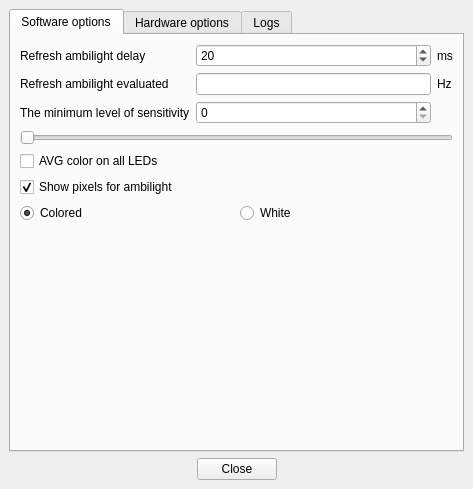
The window that Software/src/mainwindow.ui (Atarity/Lightpack) describes before a commit, drawn with Qt 5.
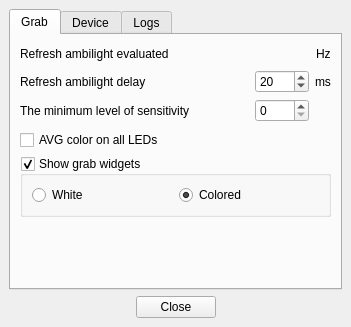
The same window after the commit. The open tabs and pages were chosen to show the change. Icons and pictures are not drawn.

Commit message: Software: added checkbox for "smooth change colors"; rename tabs; change dash in windows titles; remove minimize and maximize buttons; remove timer-divider; update translations;

The edit to the form file:
```diff
--- a/Software/src/mainwindow.ui
+++ b/Software/src/mainwindow.ui
@@ -7,12 +7,12 @@
    <rect>
     <x>0</x>
     <y>0</y>
-    <width>473</width>
-    <height>489</height>
+    <width>351</width>
+    <height>327</height>
    </rect>
   </property>
   <property name="windowTitle">
-   <string>Lightpack - Settings</string>
+   <string>Lightpack — Settings</string>
   </property>
   <property name="windowIcon">
    <iconset resource="../res/LightpackResources.qrc">
@@ -32,26 +32,118 @@
        <enum>QTabWidget::Rounded</enum>
       </property>
       <property name="currentIndex">
-       <number>0</number>
+       <number>1</number>
       </property>
       <widget class="QWidget" name="tabSoftwareOptions">
        <property name="enabled">
         <bool>true</bool>
        </property>
        <attribute name="title">
-        <string>Software options</string>
+        <string>Grab</string>
        </attribute>
        <layout class="QVBoxLayout" name="verticalLayout">
         <item>
-         <layout class="QGridLayout" name="gridLayout" rowstretch="0,0,0,0,0">
-          <item row="1" column="0">
+         <layout class="QHBoxLayout" name="horizontalLayout_7">
+          <item>
+           <widget class="QLabel" name="label_UpdateFrequencyTxt">
+            <property name="font">
+             <font>
+              <weight>50</weight>
+              <bold>false</bold>
+             </font>
+            </property>
+            <property name="text">
+             <string>Refresh ambilight evaluated</string>
+            </property>
+           </widget>
+          </item>
+          <item>
+           <spacer name="horizontalSpacer_5">
+            <property name="orientation">
+             <enum>Qt::Horizontal</enum>
+            </property>
+            <property name="sizeHint" stdset="0">
+             <size>
+              <width>40</width>
+              <height>20</height>
+             </size>
+            </property>
+           </spacer>
+          </item>
+          <item>
+           <widget class="QLabel" name="label_UpdateFrequencyEval">
+            <property name="text">
+             <string/>
+            </property>
+            <property name="textInteractionFlags">
+             <set>Qt::LinksAccessibleByMouse|Qt::TextSelectableByMouse</set>
+            </property>
+           </widget>
+          </item>
+          <item>
+           <widget class="QLabel" name="label_hz">
+            <property name="text">
+             <string>Hz</string>
+            </property>
+           </widget>
+          </item>
+         </layout>
+        </item>
+        <item>
+         <layout class="QGridLayout" name="gridLayout" rowstretch="0,0,0,0,0,0">
+          <item row="5" column="0">
+           <spacer name="horizontalSpacer">
+            <property name="orientation">
+             <enum>Qt::Horizontal</enum>
+            </property>
+            <property name="sizeHint" stdset="0">
+             <size>
+              <width>40</width>
+              <height>2</height>
+             </size>
+            </property>
+           </spacer>
+          </item>
+          <item row="4" column="0">
+           <widget class="QLabel" name="label_UpdateFrequencyTxt_2">
+            <property name="font">
+             <font>
+              <weight>50</weight>
+              <bold>false</bold>
+             </font>
+            </property>
+            <property name="text">
+             <string>The minimum level of sensitivity</string>
+            </property>
+           </widget>
+          </item>
+          <item row="4" column="1">
+           <widget class="QSpinBox" name="spinBox_MinLevelOfSensitivity">
+            <property name="minimum">
+             <number>0</number>
+            </property>
+            <property name="maximum">
+             <number>20</number>
+            </property>
+            <property name="value">
+             <number>0</number>
+            </property>
+           </widget>
+          </item>
+          <item row="3" column="0">
            <widget class="QLabel" name="label_UpdateDelay">
+            <property name="font">
+             <font>
+              <weight>50</weight>
+              <bold>false</bold>
+             </font>
+            </property>
             <property name="text">
              <string>Refresh ambilight delay</string>
             </property>
            </widget>
           </item>
-          <item row="1" column="1">
+          <item row="3" column="1">
            <widget class="QSpinBox" name="spinBox_UpdateDelay">
             <property name="minimum">
              <number>0</number>
@@ -64,71 +156,23 @@
             </property>
            </widget>
           </item>
-          <item row="1" column="2">
+          <item row="3" column="2">
            <widget class="QLabel" name="label_ms">
             <property name="text">
              <string>ms</string>
             </property>
            </widget>
           </item>
-          <item row="2" column="0">
-           <widget class="QLabel" name="label_UpdateDelayEval">
-            <property name="text">
-             <string>Refresh ambilight evaluated</string>
-            </property>
-           </widget>
-          </item>
-          <item row="2" column="1">
-           <widget class="QLineEdit" name="lineEdit_RefreshAmbilihtEvaluated">
-            <property name="enabled">
-             <bool>true</bool>
-            </property>
-            <property name="readOnly">
-             <bool>true</bool>
-            </property>
-           </widget>
-          </item>
-          <item row="2" column="2">
-           <widget class="QLabel" name="label_hz">
-            <property name="text">
-             <string>Hz</string>
-            </property>
-           </widget>
-          </item>
-          <item row="3" column="1">
-           <widget class="QSpinBox" name="spinBox_MinLevelOfSensitivity">
-            <property name="minimum">
-             <number>0</number>
-            </property>
-            <property name="maximum">
-             <number>255</number>
-            </property>
-            <property name="value">
-             <number>0</number>
-            </property>
-           </widget>
-          </item>
-          <item row="3" column="0">
-           <widget class="QLabel" name="label_3">
-            <property name="text">
-             <string>The minimum level of sensitivity</string>
-            </property>
-           </widget>
-          </item>
-          <item row="4" column="0" colspan="3">
-           <widget class="QSlider" name="horizontalSlider_MinLevelOfSensitivity">
-            <property name="maximum">
-             <number>255</number>
-            </property>
-            <property name="orientation">
-             <enum>Qt::Horizontal</enum>
-            </property>
-           </widget>
-          </item>
          </layout>
         </item>
         <item>
          <widget class="QCheckBox" name="checkBox_AVG_Colors">
+          <property name="font">
+           <font>
+            <weight>50</weight>
+            <bold>false</bold>
+           </font>
+          </property>
           <property name="text">
            <string>AVG color on all LEDs</string>
           </property>
@@ -138,27 +182,26 @@
          </widget>
         </item>
         <item>
-         <widget class="QCheckBox" name="checkBox_ShowPixelsAmbilight">
-          <property name="text">
-           <string>Show pixels for ambilight</string>
+         <widget class="QGroupBox" name="groupBox_ShowGrabWidgets">
+          <property name="font">
+           <font>
+            <weight>50</weight>
+            <bold>false</bold>
+           </font>
           </property>
-          <property name="checked">
-           <bool>true</bool>
+          <property name="autoFillBackground">
+           <bool>false</bool>
           </property>
-         </widget>
-        </item>
-        <item>
-         <layout class="QHBoxLayout" name="horizontalLayout_2">
-          <item>
-           <widget class="QRadioButton" name="radioButton_Colored">
-            <property name="text">
-             <string>Colored</string>
-            </property>
-            <property name="checked">
+          <property name="title">
+           <string>Show grab widgets</string>
+          </property>
+          <property name="flat">
+           <bool>false</bool>
+          </property>
+          <property name="checkable">
              <bool>true</bool>
             </property>
-           </widget>
-          </item>
+          <layout class="QHBoxLayout" name="horizontalLayout_4">
           <item>
            <widget class="QRadioButton" name="radioButton_White">
             <property name="text">
@@ -166,11 +209,20 @@
             </property>
            </widget>
           </item>
-         </layout>
+           <item>
+            <widget class="QRadioButton" name="radioButton_Colored">
+             <property name="text">
+              <string>Colored</string>
+             </property>
+             <property name="checked">
+              <bool>true</bool>
+             </property>
+            </widget>
+           </item>
+          </layout>
+         </widget>
         </item>
         <item>
-         <layout class="QGridLayout" name="gridLayout_3">
-          <item row="2" column="0">
            <spacer name="verticalSpacer">
             <property name="orientation">
              <enum>Qt::Vertical</enum>
@@ -178,94 +230,85 @@
             <property name="sizeHint" stdset="0">
              <size>
               <width>20</width>
-              <height>0</height>
+            <height>40</height>
              </size>
             </property>
            </spacer>
-          </item>
-         </layout>
         </item>
        </layout>
       </widget>
       <widget class="QWidget" name="tabHardwareOptions">
        <attribute name="title">
-        <string>Hardware options</string>
+        <string>Device</string>
        </attribute>
        <layout class="QVBoxLayout" name="verticalLayout_3">
         <item>
-         <layout class="QGridLayout" name="gridLayout_2">
-          <item row="0" column="0">
-           <widget class="QLabel" name="label_HW_TimPrescaller">
-            <property name="toolTip">
-             <string>Sets prescaller of the timer that generates PWM on HC595</string>
-            </property>
+         <layout class="QHBoxLayout" name="horizontalLayout_2">
+          <item>
+           <widget class="QLabel" name="label_2">
             <property name="text">
-             <string>Timer prescaller</string>
+             <string>Frequency of PWM generation</string>
             </property>
            </widget>
           </item>
-          <item row="0" column="1">
-           <widget class="QComboBox" name="comboBox_HW_Prescaller">
-            <property name="currentIndex">
-             <number>2</number>
-            </property>
             <item>
-             <property name="text">
-              <string>1</string>
-             </property>
-            </item>
-            <item>
-             <property name="text">
-              <string>8</string>
-             </property>
+           <spacer name="horizontalSpacer_4">
+            <property name="orientation">
+             <enum>Qt::Horizontal</enum>
+            </property>
+            <property name="sizeHint" stdset="0">
+             <size>
+              <width>40</width>
+              <height>20</height>
+             </size>
+            </property>
+           </spacer>
             </item>
             <item>
+           <widget class="QLabel" name="label_PWM_Freq">
              <property name="text">
-              <string>64</string>
-             </property>
-            </item>
-            <item>
-             <property name="text">
-              <string>256</string>
-             </property>
+             <string/>
+            </property>
+            <property name="textInteractionFlags">
+             <set>Qt::LinksAccessibleByMouse|Qt::TextSelectableByMouse</set>
+            </property>
+           </widget>
             </item>
             <item>
+           <widget class="QLabel" name="label_4">
              <property name="text">
-              <string>1024</string>
-             </property>
-            </item>
+             <string>Hz</string>
+            </property>
            </widget>
           </item>
-          <item row="1" column="0" colspan="3">
-           <widget class="QSlider" name="horizontalSlider_HW_Prescaller">
+         </layout>
+        </item>
+        <item>
+         <widget class="QGroupBox" name="groupBox_2">
+          <property name="title">
+           <string>Timer</string>
+          </property>
+          <layout class="QHBoxLayout" name="horizontalLayout_5">
+           <item>
+            <widget class="QSlider" name="horizontalSlider_HW_OCR">
             <property name="minimum">
-             <number>0</number>
+              <number>1</number>
             </property>
             <property name="maximum">
-             <number>4</number>
+              <number>255</number>
             </property>
             <property name="pageStep">
              <number>1</number>
             </property>
             <property name="value">
-             <number>2</number>
+              <number>7</number>
             </property>
             <property name="orientation">
              <enum>Qt::Horizontal</enum>
             </property>
            </widget>
           </item>
-          <item row="2" column="0">
-           <widget class="QLabel" name="label_HW_TimerOCR">
-            <property name="toolTip">
-             <string>Sets output compate register (OCR) value of the timer that generates PWM on HC595</string>
-            </property>
-            <property name="text">
-             <string>Timer OCR</string>
-            </property>
-           </widget>
-          </item>
-          <item row="2" column="1">
+           <item>
            <widget class="QSpinBox" name="spinBox_HW_OCR">
             <property name="minimum">
              <number>1</number>
@@ -278,57 +321,23 @@
             </property>
            </widget>
           </item>
-          <item row="2" column="2">
+           <item>
            <widget class="QLabel" name="label_HW_Ticks">
             <property name="text">
              <string>ticks</string>
             </property>
            </widget>
           </item>
-          <item row="3" column="0" colspan="3">
-           <widget class="QSlider" name="horizontalSlider_HW_OCR">
-            <property name="minimum">
-             <number>1</number>
-            </property>
-            <property name="maximum">
-             <number>255</number>
-            </property>
-            <property name="pageStep">
-             <number>1</number>
-            </property>
-            <property name="value">
-             <number>7</number>
-            </property>
-            <property name="orientation">
-             <enum>Qt::Horizontal</enum>
-            </property>
-           </widget>
-          </item>
-          <item row="8" column="2">
-           <widget class="QLabel" name="label_4">
-            <property name="text">
-             <string>Hz</string>
-            </property>
-           </widget>
-          </item>
-          <item row="8" column="0">
-           <widget class="QLabel" name="label_2">
-            <property name="text">
-             <string>Frequency of PWM generation:</string>
-            </property>
-           </widget>
-          </item>
-          <item row="4" column="0">
-           <widget class="QLabel" name="label_HW_ColorDepth">
-            <property name="toolTip">
-             <string>Sets the number of levels in PWM generation for each channel</string>
-            </property>
-            <property name="text">
+          </layout>
+         </widget>
+        </item>
+        <item>
+         <widget class="QGroupBox" name="groupBox_3">
+          <property name="title">
              <string>Color depth</string>
             </property>
-           </widget>
-          </item>
-          <item row="5" column="0" colspan="3">
+          <layout class="QHBoxLayout" name="horizontalLayout_6">
+           <item>
            <widget class="QSlider" name="horizontalSlider_HW_ColorDepth">
             <property name="minimum">
              <number>2</number>
@@ -347,7 +356,7 @@
             </property>
            </widget>
           </item>
-          <item row="4" column="1">
+           <item>
            <widget class="QSpinBox" name="spinBox_HW_ColorDepth">
             <property name="minimum">
              <number>2</number>
@@ -363,28 +372,24 @@
             </property>
            </widget>
           </item>
-          <item row="4" column="2">
+           <item>
            <widget class="QLabel" name="label_HW_ColorDepth_counts">
             <property name="text">
              <string>counts</string>
             </property>
            </widget>
           </item>
-          <item row="8" column="1">
-           <widget class="QLineEdit" name="lineEdit_PWM_Frequency">
-            <property name="readOnly">
-             <bool>true</bool>
-            </property>
-           </widget>
-          </item>
-          <item row="9" column="0">
-           <widget class="QLabel" name="label">
+          </layout>
+         </widget>
+        </item>
+        <item>
+         <widget class="QCheckBox" name="checkBox_SmoothChangeColors">
             <property name="text">
-             <string>System clock: 16 MHz</string>
+           <string>Smooth change colors</string>
             </property>
            </widget>
           </item>
-          <item row="13" column="0" colspan="3">
+        <item>
            <widget class="QCheckBox" name="checkBox_USB_SendDataOnlyIfColorsChanges">
             <property name="text">
              <string>USB send data only if colors changes</string>
@@ -394,50 +399,6 @@
             </property>
            </widget>
           </item>
-          <item row="10" column="1">
-           <widget class="QSpinBox" name="spinBox_HW_SmoothChangeColors">
-            <property name="minimum">
-             <number>0</number>
-            </property>
-            <property name="maximum">
-             <number>255</number>
-            </property>
-            <property name="singleStep">
-             <number>1</number>
-            </property>
-            <property name="value">
-             <number>10</number>
-            </property>
-           </widget>
-          </item>
-          <item row="12" column="0" colspan="3">
-           <widget class="QSlider" name="horizontalSlider_HW_SmoothChangeColors">
-            <property name="minimum">
-             <number>0</number>
-            </property>
-            <property name="maximum">
-             <number>255</number>
-            </property>
-            <property name="pageStep">
-             <number>3</number>
-            </property>
-            <property name="value">
-             <number>10</number>
-            </property>
-            <property name="orientation">
-             <enum>Qt::Horizontal</enum>
-            </property>
-           </widget>
-          </item>
-          <item row="10" column="0">
-           <widget class="QLabel" name="label_SmoothChangeColors">
-            <property name="text">
-             <string>Smooth change colors</string>
-            </property>
-           </widget>
-          </item>
-         </layout>
-        </item>
         <item>
          <spacer name="verticalSpacer_2">
           <property name="orientation">
```
Left out of the diff: 99 changed lines with no effect on the pictures. Lines whose indentation alone changed are shown as unchanged. The commit also changes 9 other files.
